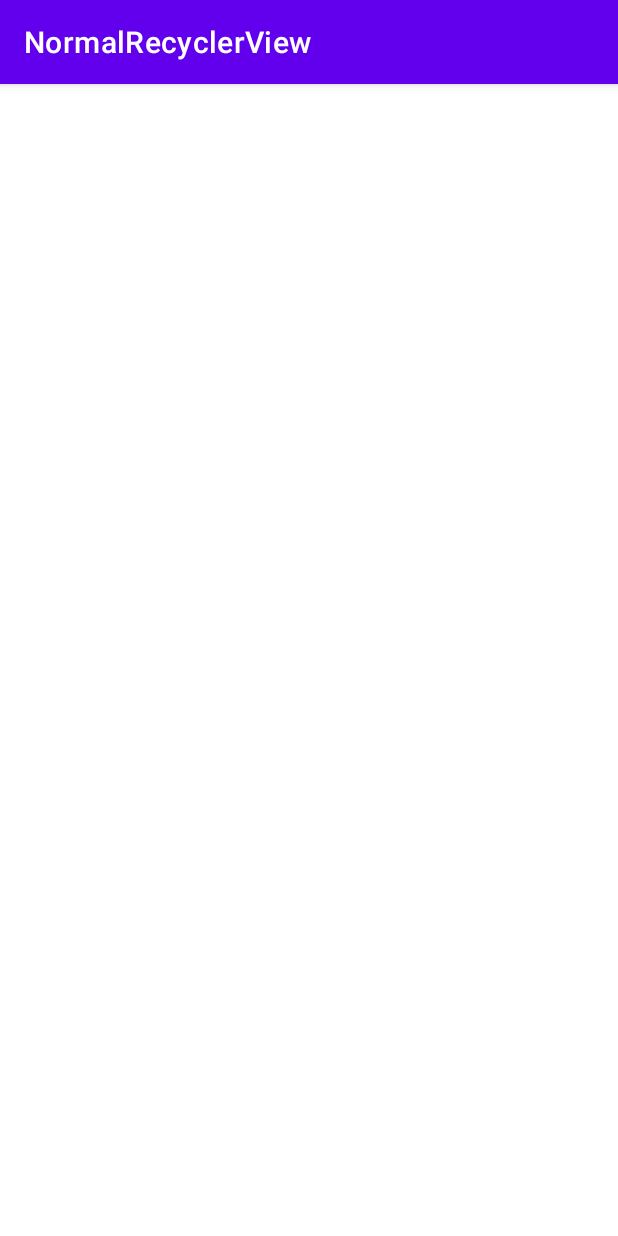
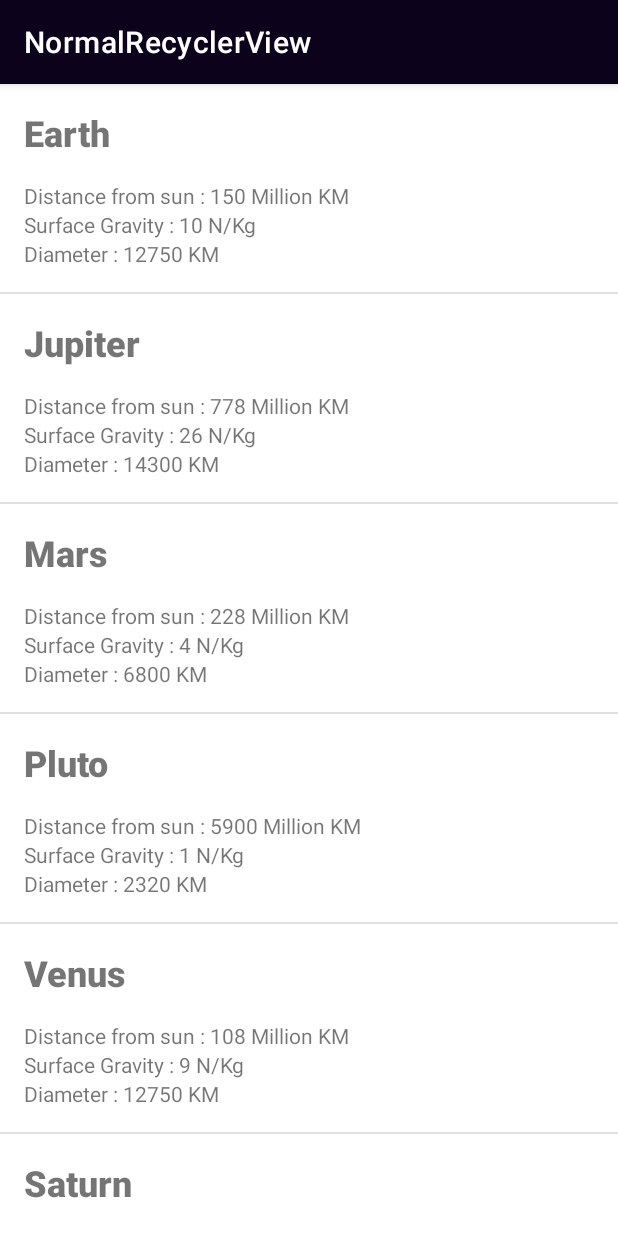
Before and after one commit to Mngatia/NormalRecyclerView, an Android app: the NormalRecyclerView screen opened directly, with no data from a screen before it, on a phone screen of 412 x 824 dp. Run offline under Robolectric (Android 15) with nearby library versions, the phone set to English and light mode, and no system bars.

Commit message:
Normal RecyclerView.

```diff
--- a/app/src/main/java/com/example/normalrecyclerview/normalrecycler/NormalRecyclerView.java
+++ b/app/src/main/java/com/example/normalrecyclerview/normalrecycler/NormalRecyclerView.java
@@ -38,5 +38,26 @@ public class NormalRecyclerView extends AppCompatActivity {
     private void createListData() {
 
         //Method - adding data to recyclerview
+
+        Planet planet = new Planet("Earth", 150, 10, 12750);
+        planetArrayList.add(planet);
+        planet = new Planet("Jupiter", 778, 26, 14300);
+        planetArrayList.add(planet);
+        planet = new Planet("Mars", 228, 4, 6800);
+        planetArrayList.add(planet);
+        planet = new Planet("Pluto", 5900, 1, 2320);
+        planetArrayList.add(planet);
+        planet = new Planet("Venus", 108, 9, 12750);
+        planetArrayList.add(planet);
+        planet = new Planet("Saturn", 1429, 11, 12000);
+        planetArrayList.add(planet);
+        planet = new Planet("Mercury", 58, 4, 4900);
+        planetArrayList.add(planet);
+        planet = new Planet("Neptune", 4500, 12, 50500);
+        planetArrayList.add(planet);
+        planet = new Planet("Uranus", 2870, 9, 52400);
+        planetArrayList.add(planet);
+        adapter.notifyDataSetChanged();
+
     }
 }
--- a/app/src/main/java/com/example/normalrecyclerview/normalrecycler/PlanetAdapter.java
+++ b/app/src/main/java/com/example/normalrecyclerview/normalrecycler/PlanetAdapter.java
@@ -1,6 +1,7 @@
 package com.example.normalrecyclerview.normalrecycler;
 
 import android.content.Context;
+import android.view.LayoutInflater;
 import android.view.View;
 import android.view.ViewGroup;
 import android.widget.TextView;
@@ -8,7 +9,10 @@ import android.widget.TextView;
 import androidx.annotation.NonNull;
 import androidx.recyclerview.widget.RecyclerView;
 
+import com.example.normalrecyclerview.R;
+
 import java.util.ArrayList;
+import java.util.Locale;
 
 public class PlanetAdapter extends RecyclerView.Adapter<PlanetAdapter.PlanetHolder> {
 
@@ -25,26 +29,46 @@ public class PlanetAdapter extends RecyclerView.Adapter<PlanetAdapter.PlanetHold
 
     @NonNull
     @Override
-    public PlanetAdapter.PlanetHolder onCreateViewHolder(@NonNull ViewGroup parent, int viewType) {
-        return null;
+    public PlanetHolder onCreateViewHolder(@NonNull ViewGroup parent, int viewType) {
+        View view = LayoutInflater.from(context).inflate(R.layout.plant_layout_item,
+                parent, false);
+        return new PlanetHolder(view);
     }
 
     @Override
     public void onBindViewHolder(@NonNull PlanetAdapter.PlanetHolder holder, int position) {
+        Planet planet = planets.get(position);
+        holder.SetDetails(planet);
 
     }
 
     @Override
     public int getItemCount() {
-        return 0;
+        return planets.size();
     }
+
 //. Planet Holder
-    public class PlanetHolder extends RecyclerView.ViewHolder {
+    class PlanetHolder extends RecyclerView.ViewHolder {
 
         private TextView txtName, txtDistance, txtGravity, txtDiameter;
 
         public PlanetHolder(@NonNull View itemView) {
             super(itemView);
+
+            txtName = itemView.findViewById(R.id.txtName);
+            txtDistance = itemView.findViewById(R.id.txtDistance);
+            txtGravity = itemView.findViewById(R.id.txtGravity);
+            txtDiameter = itemView.findViewById(R.id.txtDiameter);
+        }
+
+        void SetDetails(Planet planet){
+            txtName.setText(planet.getPlanetName());
+            txtDistance.setText(String.format(Locale.US,
+                    "Distance from sun : %d Million KM", planet.getDistanceFromSun()));
+            txtGravity.setText(String.format(Locale.US,
+                    "Surface Gravity : %d N/Kg", planet.getGravity()));
+            txtDiameter.setText(String.format(Locale.US,
+                    "Diameter : %d KM", planet.getDiameter()));
         }
     }
 }
--- a/app/src/main/res/layout/activity_main.xml
+++ b/app/src/main/res/layout/activity_main.xml
@@ -24,6 +24,8 @@
         android:layout_height="wrap_content"
         android:layout_marginTop="72dp"
         android:text="NORMAL RECYCLERVIEW"
+        android:textColor="@color/white"
+        app:backgroundTint="@color/unknown"
         app:layout_constraintEnd_toEndOf="parent"
         app:layout_constraintHorizontal_bias="0.492"
         app:layout_constraintStart_toStartOf="parent"
--- a/app/src/main/res/layout/plant_layout_item.xml
+++ b/app/src/main/res/layout/plant_layout_item.xml
@@ -33,23 +33,21 @@
         android:id="@+id/txtGravity"
         android:layout_width="wrap_content"
         android:layout_height="wrap_content"
-        android:layout_marginStart="56dp"
-        android:layout_marginLeft="56dp"
-        android:layout_marginTop="16dp"
+        android:layout_marginStart="16dp"
+        android:layout_marginLeft="16dp"
         android:text="TextView"
-        app:layout_constraintEnd_toStartOf="@+id/txtDiameter"
-        app:layout_constraintHorizontal_bias="0.406"
-        app:layout_constraintStart_toEndOf="@+id/txtDistance"
-        app:layout_constraintTop_toBottomOf="@+id/txtName" />
+        app:layout_constraintStart_toStartOf="parent"
+        app:layout_constraintTop_toBottomOf="@+id/txtDistance" />
 
     <TextView
         android:id="@+id/txtDiameter"
         android:layout_width="wrap_content"
-        android:layout_height="wrap_content"
-        android:layout_marginTop="16dp"
-        android:layout_marginEnd="16dp"
-        android:layout_marginRight="16dp"
+        android:layout_height="19dp"
+        android:layout_marginStart="16dp"
+        android:layout_marginLeft="16dp"
+        android:layout_marginBottom="16dp"
         android:text="TextView"
-        app:layout_constraintEnd_toEndOf="parent"
-        app:layout_constraintTop_toBottomOf="@+id/txtName" />
+        app:layout_constraintBottom_toBottomOf="parent"
+        app:layout_constraintStart_toStartOf="parent"
+        app:layout_constraintTop_toBottomOf="@+id/txtGravity" />
 </androidx.constraintlayout.widget.ConstraintLayout>
--- a/app/src/main/res/values/colors.xml
+++ b/app/src/main/res/values/colors.xml
@@ -1,10 +1,11 @@
 <?xml version="1.0" encoding="utf-8"?>
 <resources>
-    <color name="purple_200">#FFBB86FC</color>
-    <color name="purple_500">#FF6200EE</color>
+    <color name="purple_200">#100220</color>
+    <color name="purple_500">#0D021C</color>
     <color name="purple_700">#FF3700B3</color>
     <color name="teal_200">#FF03DAC5</color>
     <color name="teal_700">#FF018786</color>
     <color name="black">#FF000000</color>
     <color name="white">#FFFFFFFF</color>
+    <color name="unknown">#0D021C</color>
 </resources>
```
Also changed, not shown: gradle/wrapper/gradle-wrapper.properties.
